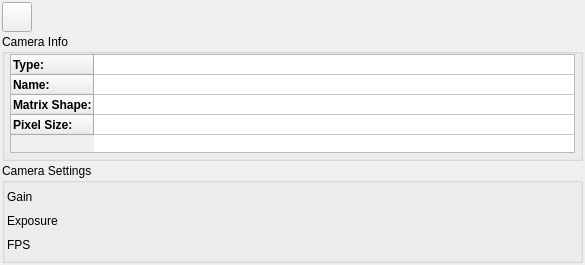
Before: the Qt Designer form laser_beam_measurements/widgets/camera_control/camera_property_controller_widget.ui in konstprus/laser_beam_measurements, drawn with Qt 5.
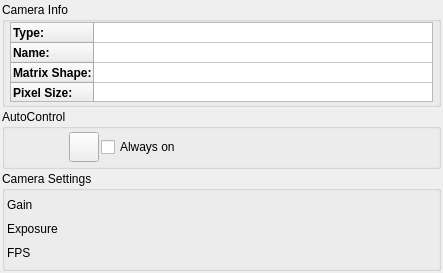
After: the same form once the commit is applied. Custom widgets are drawn as their Qt base class.

Commit message: start using auto_controller

```diff
--- a/laser_beam_measurements/widgets/camera_control/camera_property_controller_widget.ui
+++ b/laser_beam_measurements/widgets/camera_control/camera_property_controller_widget.ui
@@ -6,8 +6,8 @@
    <rect>
     <x>0</x>
     <y>0</y>
-    <width>585</width>
-    <height>265</height>
+    <width>443</width>
+    <height>263</height>
    </rect>
   </property>
   <property name="windowTitle">
@@ -29,48 +29,6 @@
    <property name="bottomMargin">
     <number>2</number>
    </property>
-   <item>
-    <layout class="QHBoxLayout" name="horizontalLayout_2">
-     <item>
-      <widget class="QPushButton" name="property_dialog_button">
-       <property name="sizePolicy">
-        <sizepolicy hsizetype="Fixed" vsizetype="Fixed">
-         <horstretch>0</horstretch>
-         <verstretch>0</verstretch>
-        </sizepolicy>
-       </property>
-       <property name="minimumSize">
-        <size>
-         <width>30</width>
-         <height>30</height>
-        </size>
-       </property>
-       <property name="maximumSize">
-        <size>
-         <width>30</width>
-         <height>30</height>
-        </size>
-       </property>
-       <property name="text">
-        <string/>
-       </property>
-      </widget>
-     </item>
-     <item>
-      <spacer name="horizontalSpacer">
-       <property name="orientation">
-        <enum>Qt::Orientation::Horizontal</enum>
-       </property>
-       <property name="sizeHint" stdset="0">
-        <size>
-         <width>40</width>
-         <height>20</height>
-        </size>
-       </property>
-      </spacer>
-     </item>
-    </layout>
-   </item>
    <item>
     <widget class="QGroupBox" name="camera_info_group_box">
      <property name="sizePolicy">
@@ -206,6 +164,100 @@
      </layout>
     </widget>
    </item>
+   <item>
+    <widget class="QGroupBox" name="groupBox">
+     <property name="minimumSize">
+      <size>
+       <width>0</width>
+       <height>60</height>
+      </size>
+     </property>
+     <property name="maximumSize">
+      <size>
+       <width>16777215</width>
+       <height>60</height>
+      </size>
+     </property>
+     <property name="title">
+      <string>AutoControl</string>
+     </property>
+     <layout class="QHBoxLayout" name="horizontalLayout_3">
+      <property name="spacing">
+       <number>2</number>
+      </property>
+      <property name="leftMargin">
+       <number>2</number>
+      </property>
+      <property name="topMargin">
+       <number>1</number>
+      </property>
+      <property name="rightMargin">
+       <number>2</number>
+      </property>
+      <property name="bottomMargin">
+       <number>1</number>
+      </property>
+      <item>
+       <widget class="ControllerStatusVisualiser" name="status_label">
+        <property name="minimumSize">
+         <size>
+          <width>60</width>
+          <height>30</height>
+         </size>
+        </property>
+        <property name="maximumSize">
+         <size>
+          <width>60</width>
+          <height>30</height>
+         </size>
+        </property>
+        <property name="text">
+         <string/>
+        </property>
+       </widget>
+      </item>
+      <item>
+       <widget class="QPushButton" name="auto_control_run_button">
+        <property name="minimumSize">
+         <size>
+          <width>30</width>
+          <height>30</height>
+         </size>
+        </property>
+        <property name="maximumSize">
+         <size>
+          <width>30</width>
+          <height>30</height>
+         </size>
+        </property>
+        <property name="text">
+         <string/>
+        </property>
+       </widget>
+      </item>
+      <item>
+       <widget class="QCheckBox" name="auto_control_run_check_box">
+        <property name="text">
+         <string>Always on</string>
+        </property>
+       </widget>
+      </item>
+      <item>
+       <spacer name="horizontalSpacer_2">
+        <property name="orientation">
+         <enum>Qt::Orientation::Horizontal</enum>
+        </property>
+        <property name="sizeHint" stdset="0">
+         <size>
+          <width>257</width>
+          <height>20</height>
+         </size>
+        </property>
+       </spacer>
+      </item>
+     </layout>
+    </widget>
+   </item>
    <item>
     <widget class="QGroupBox" name="camera_settings_group_box">
      <property name="minimumSize">
@@ -392,6 +444,11 @@
    <header>..utils.slider_spin_box</header>
    <container>1</container>
   </customwidget>
+  <customwidget>
+   <class>ControllerStatusVisualiser</class>
+   <extends>QLabel</extends>
+   <header>..utils.camera_property_auto_controller_status_visualiser</header>
+  </customwidget>
  </customwidgets>
  <resources/>
  <connections/>
```
The commit also changes 4 other files.
